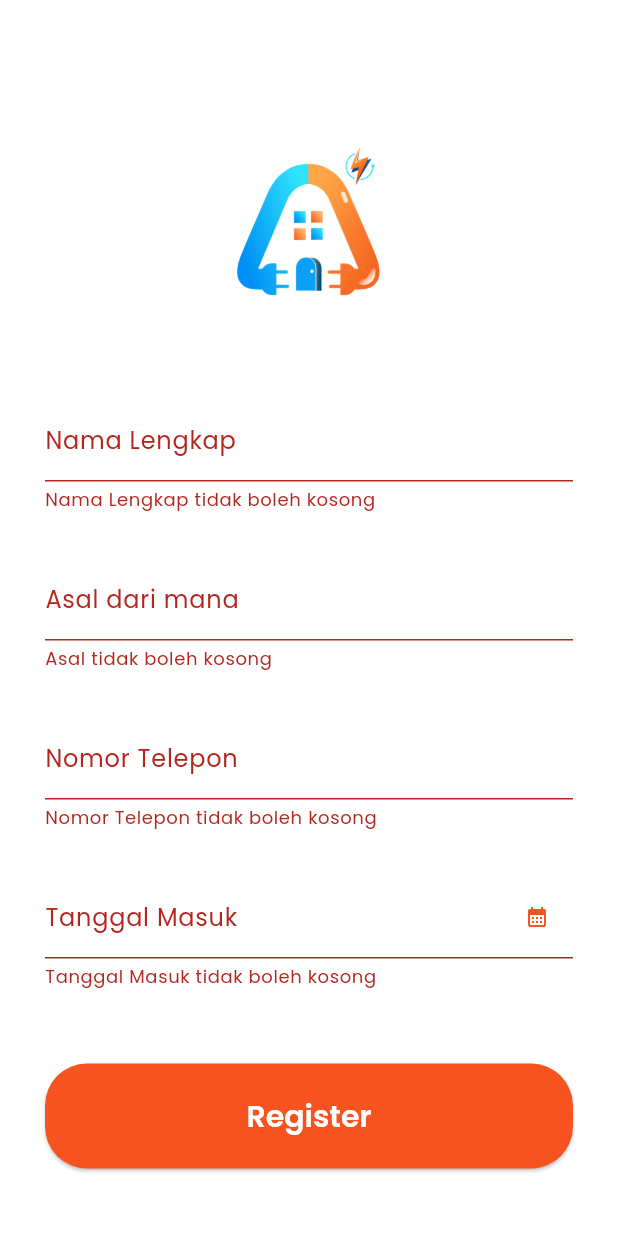
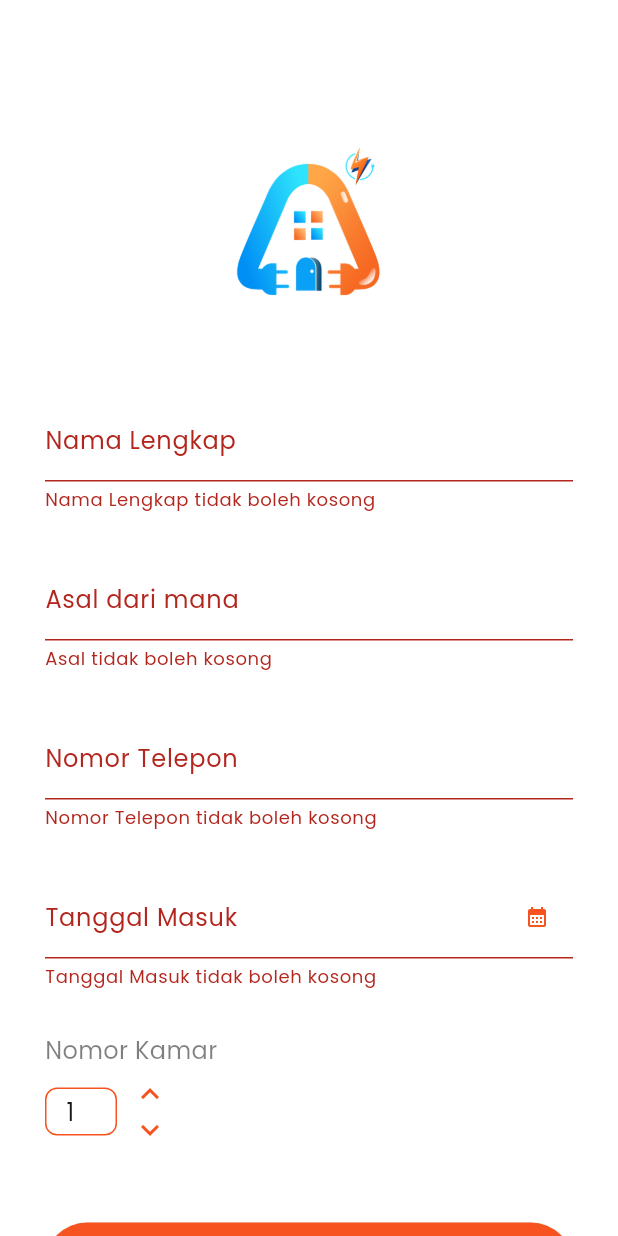
Before and after one commit to namassist/kaliko, a Flutter app: the SignUpProfileScreen screen opened directly with empty values, after a tap on "Register", on a phone screen of 412 x 824 dp. Run offline on Flutter 3.47's test engine with Material 3 defaults, Android fonts, the phone set to English and light mode, and no system bars; our stand-ins replace cloud_firestore, firebase_auth, firebase_core, firebase_database, rxdart; accounts and stored records are empty.

Commit message:
✨ feat: Add room value functionality in sign up profile screen
- Added logic to increment and decrement room value when selecting a room during sign up.
- Introduced functions `_incrementRoom` and `_decrementRoom` for increasing and decreasing the room value respectively.
- Updated the UI to display the current room value and added functionality to modify it using arrow buttons.

```diff
--- a/lib/screens/auth/sign_up/sign_up_profile_screen.dart
+++ b/lib/screens/auth/sign_up/sign_up_profile_screen.dart
@@ -28,25 +28,46 @@ class _SignUpProfileScreenState extends State<SignUpProfileScreen> {
   String _origin = '';
   String _phone = '';
   bool _isLoading = false;
+  int _roomValue = 1;
 
   Future<void> _selectDate() async {
+    DateTime today = DateTime.now();
+
     DateTime? picked = await showDatePicker(
       context: context,
-      initialDate: DateTime.now(),
+      initialDate: today,
       firstDate: DateTime(2000),
-      lastDate: DateTime(2025),
+      lastDate: DateTime(2025, 12, 31),
     );
 
     if (picked != null) {
-      _dateController.text = picked.toString().split(' ')[0];
+      _dateController.text = picked
+          .toString()
+          .split(' ')[0]; // Set tanggal yang dipilih ke controller
     }
   }
 
   Future<void> _handleSignUp(String email, String password) async {
     if (_formKey.currentState!.validate()) {
       setState(() => _isLoading = true);
+      final roomId = 'kamar$_roomValue';
 
       try {
+        final isRoomAvailable =
+            await _firebaseService.checkRoomAvailability(roomId);
+        if (!isRoomAvailable) {
+          if (mounted) {
+            await showCustomDialog(
+              context: context,
+              title: 'Error',
+              content: 'Maaf, kamar ini belum tersedia.',
+              showCloseButton: false,
+              closeButtonText: 'OK',
+            );
+          }
+          return;
+        }
+
         final UserCredential userCredential = await FirebaseAuth.instance
             .createUserWithEmailAndPassword(email: email, password: password);
 
@@ -58,7 +79,7 @@ class _SignUpProfileScreenState extends State<SignUpProfileScreen> {
             origin: _origin,
             phone: _phone,
             startDate: DateTime.parse(_dateController.text),
-            roomId: '',
+            roomId: roomId,
             roleId: 'user',
             createdAt: DateTime.now(),
             updatedAt: DateTime.now(),
@@ -98,7 +119,6 @@ class _SignUpProfileScreenState extends State<SignUpProfileScreen> {
           default:
             errorMessage = 'Terjadi kesalahan: ${e.message}';
         }
-
         if (mounted) {
           await showCustomDialog(
             context: context,
@@ -123,6 +143,20 @@ class _SignUpProfileScreenState extends State<SignUpProfileScreen> {
           setState(() => _isLoading = false);
         }
       }
+    }
+  }
+
+  void _incrementRoom() {
+    setState(() {
+      _roomValue++;
+    });
+  }
+
+  void _decrementRoom() {
+    if (_roomValue > 1) {
+      setState(() {
+        _roomValue--;
+      });
     }
   }
 
@@ -193,7 +227,10 @@ class _SignUpProfileScreenState extends State<SignUpProfileScreen> {
                 TextFormField(
                   controller: _dateController,
                   mouseCursor: SystemMouseCursors.click,
-                  onTap: _selectDate,
+                  onTap: () async {
+                    FocusScope.of(context).requestFocus(FocusNode());
+                    await _selectDate();
+                  },
                   keyboardType: TextInputType.datetime,
                   decoration: const InputDecoration(
                     labelText: 'Tanggal Masuk',
@@ -216,6 +253,59 @@ class _SignUpProfileScreenState extends State<SignUpProfileScreen> {
                   validator: (value) => value?.isEmpty ?? true
                       ? 'Tanggal Masuk tidak boleh kosong'
                       : null,
+                ),
+                const SizedBox(height: 30),
+                const Align(
+                  alignment: Alignment.centerLeft,
+                  child: Text('Nomor Kamar',
+                      style: TextStyle(fontSize: 16, color: Color(0x80000000))),
+                ),
+                const SizedBox(height: 5),
+                Row(
+                  children: [
+                    TextFormField(
+                      controller:
+                          TextEditingController(text: _roomValue.toString()),
+                      readOnly: true,
+                      decoration: InputDecoration(
+                        contentPadding:
+                            const EdgeInsets.symmetric(horizontal: 10),
+                        enabledBorder: OutlineInputBorder(
+                          borderSide: const BorderSide(
+                              color: Color(0xFFF75320), width: 1),
+                          borderRadius: BorderRadius.circular(8),
+                        ),
+                        focusedBorder: OutlineInputBorder(
+                          borderSide: const BorderSide(
+                              color: Color(0xFFF75320), width: 1),
+                          borderRadius: BorderRadius.circular(8),
+                        ),
+                        constraints:
+                            const BoxConstraints(maxWidth: 48, maxHeight: 32),
+                      ),
+                    ),
+                    const SizedBox(width: 10),
+                    Column(
+                      children: [
+                        InkWell(
+                          onTap: _incrementRoom,
+                          child: const Icon(
+                            Icons.keyboard_arrow_up,
+                            color: Color(0xFFF75320),
+                            size: 24.0,
+                          ),
+                        ),
+                        InkWell(
+                          onTap: _decrementRoom,
+                          child: const Icon(
+                            Icons.keyboard_arrow_down,
+                            color: Color(0xFFF75320),
+                            size: 24.0,
+                          ),
+                        )
+                      ],
+                    )
+                  ],
                 ),
                 const SizedBox(height: 50),
                 SizedBox(
```
Also changed, not shown: lib/services/firebase_services.dart (+13 -0 lines).
